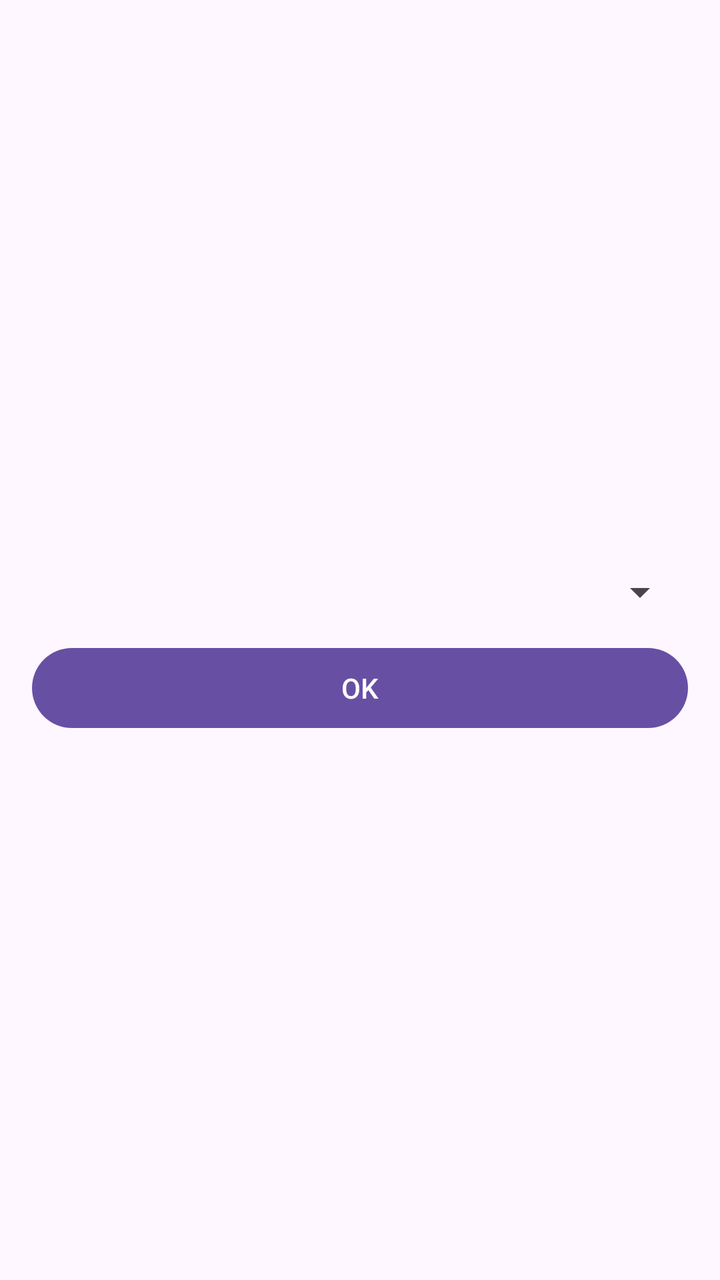
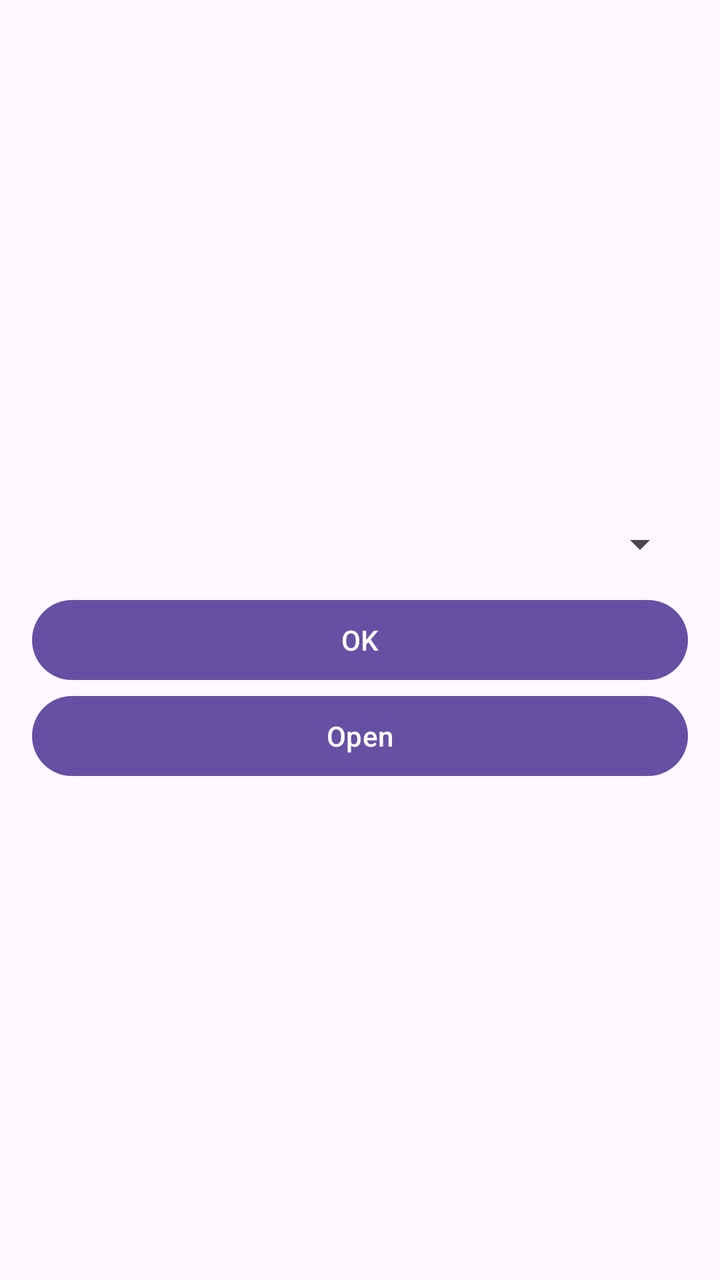

An Android layout rendered at two revisions. The XML below is the earlier revision; the diff shows what the commit changed to produce the second picture.
<!-- AndroidManifest.xml: application theme Theme.Lab1 -->
<!-- res/layout/fragment_input.xml -->
<?xml version="1.0" encoding="utf-8"?>
<FrameLayout xmlns:android="http://schemas.android.com/apk/res/android"
    xmlns:tools="http://schemas.android.com/tools"
    android:layout_width="match_parent"
    android:layout_height="match_parent"
    tools:context=".InputFragment">

    <TextView
        android:id="@+id/textError"
        android:layout_width="wrap_content"
        android:layout_height="wrap_content"
        android:textColor="#FFFFFF"
        android:textSize="20sp"
        android:textStyle="bold"
        android:gravity="center"
        android:layout_gravity="top|center_horizontal"
        android:layout_marginTop="70dp"
        android:padding="12dp"
        android:background="@drawable/bg_error"
        android:visibility="gone"/>

    <LinearLayout
        android:layout_width="match_parent"
        android:layout_height="match_parent"
        android:orientation="vertical"
        android:padding="16dp"
        android:gravity="center">

        <Spinner
            android:id="@+id/spinnerLanguages"
            android:layout_width="match_parent"
            android:layout_height="48dp"/>

        <Button
            android:id="@+id/buttonOk"
            android:text="OK"
            android:layout_width="match_parent"
            android:layout_height="wrap_content"/>

    </LinearLayout>

</FrameLayout>
<!-- resources referenced by this layout -->
<resources>
  <!-- drawable bg_error (drawable) -->
  <?xml version="1.0" encoding="utf-8"?>
  <shape xmlns:android="http://schemas.android.com/apk/res/android">
  
      <solid android:color="#D32F2F"/>
      <corners android:radius="12dp"/> 
  
      <padding
          android:left="8dp"
          android:top="8dp"
          android:right="8dp"
          android:bottom="8dp"/>
  
  </shape>
  <style name="Theme.Lab1" parent="Base.Theme.Lab1" />
  <style name="Base.Theme.Lab1" parent="Theme.Material3.DayNight.NoActionBar">
          
          
      </style>
</resources>

<!-- the commit's change to res/layout/fragment_input.xml (unified diff, before → after) -->
@@ -37,6 +37,12 @@
             android:layout_width="match_parent"
             android:layout_height="wrap_content"/>
 
+        <Button
+            android:id="@+id/buttonOpen"
+            android:text="Open"
+            android:layout_width="match_parent"
+            android:layout_height="wrap_content"/>
+
     </LinearLayout>
 
 </FrameLayout>
